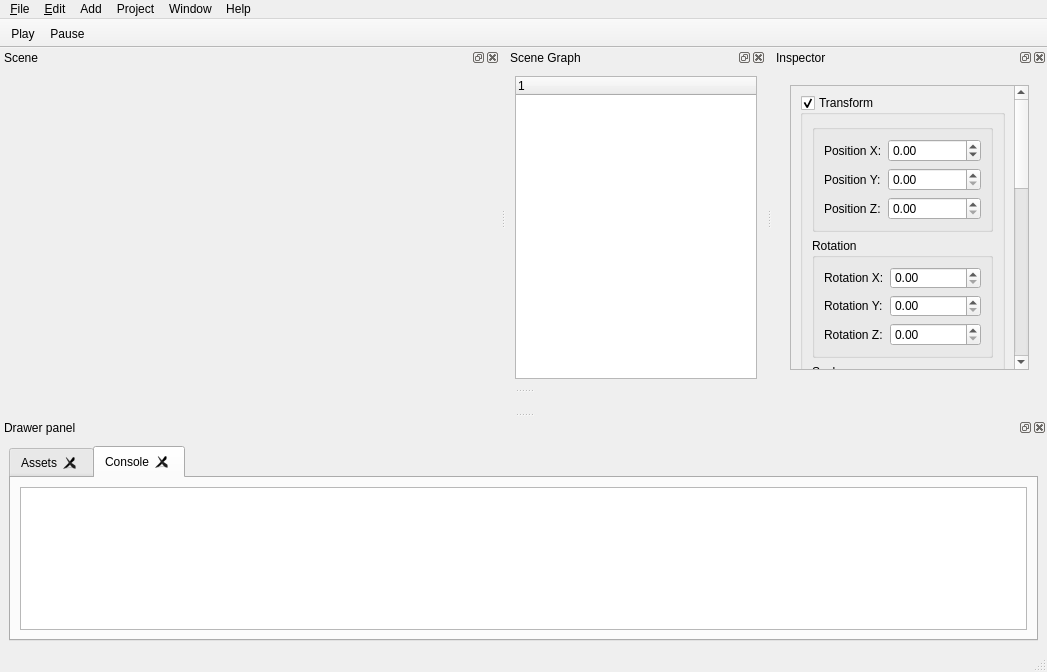
Above: source/core/platforms/qt/MainWindow.ui from alanhaugen/gameengine before the change. Below: the same form after it.
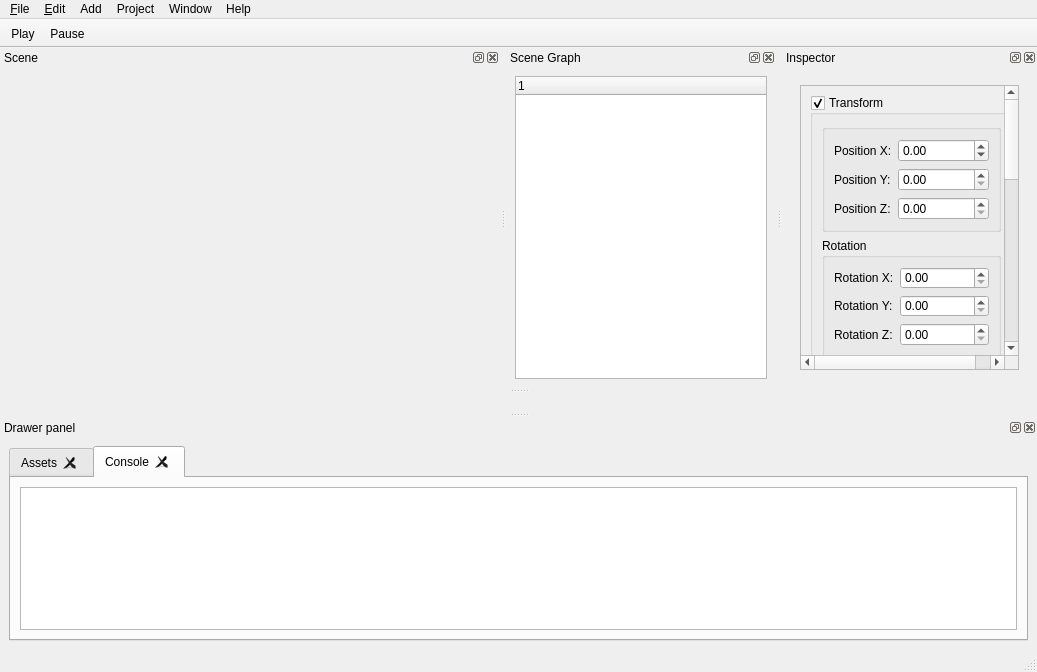
That is the form after the change.

Commit message: Playing with size of panels

What changed in the file:
```diff
--- a/source/core/platforms/qt/MainWindow.ui
+++ b/source/core/platforms/qt/MainWindow.ui
@@ -202,10 +202,16 @@
    </property>
    <property name="minimumSize">
     <size>
-     <width>260</width>
+     <width>200</width>
      <height>300</height>
     </size>
    </property>
+   <property name="maximumSize">
+    <size>
+     <width>300</width>
+     <height>524287</height>
+    </size>
+   </property>
    <property name="baseSize">
     <size>
      <width>0</width>
@@ -233,7 +239,7 @@
        </property>
        <property name="minimumSize">
         <size>
-         <width>50</width>
+         <width>0</width>
          <height>0</height>
         </size>
        </property>
@@ -256,7 +262,7 @@
    </property>
    <property name="minimumSize">
     <size>
-     <width>275</width>
+     <width>200</width>
      <height>300</height>
     </size>
    </property>
```
The commit also changes 3 other files.
